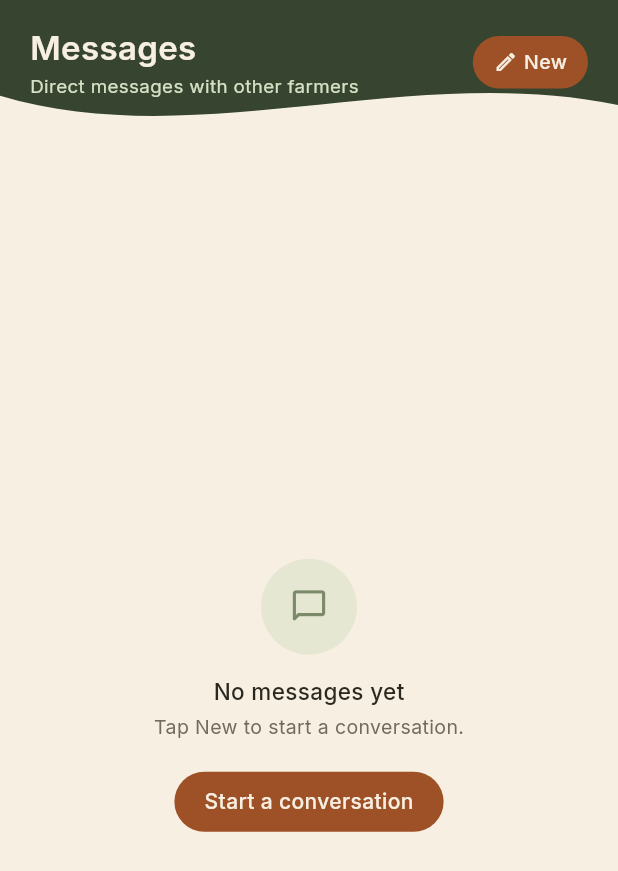
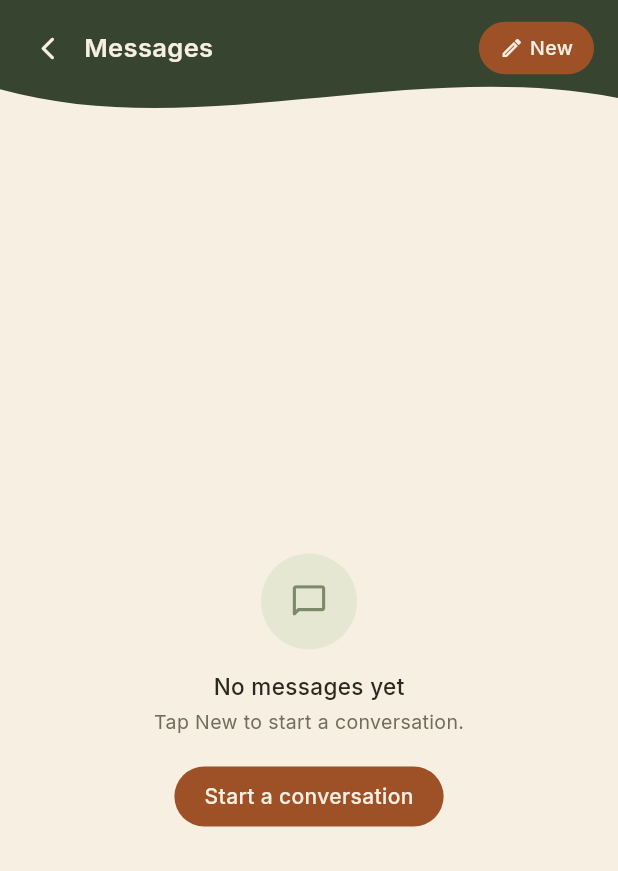
Before and after one commit to TTshimo/Agri-Vet, a Flutter app: the MessagingScreen screen opened directly, on a phone screen of 412 x 824 dp. Shown: the top 871 px of the screen. Run offline on Flutter 3.47's test engine with Material 3 defaults, Android fonts, the phone set to English and light mode, and no system bars; our stand-ins replace cloud_firestore, firebase_auth, firebase_core, firebase_messaging, flutter_local_notifications, google_fonts and 3 more; missing offline and left inert: tflite_flutter; accounts and stored records are empty.

Commit message:
Consistent headers and form spacing
- Messages gets the standard sub-page header (back arrow, 17px title) like
  Settings and Notifications; it had no back arrow.
- Diagnose tab header matches Community and Learn (title + subtitle,
  top-aligned).
- Register: every field label has the same spacing, so labels sit with
  the field they describe.
- 'Don't have an account? Sign up' and similar links use the app font.
- Screenshot tests wait for assets so the result screen renders.

Co-Authored-By: Claude Opus 5.5 <noreply@anthropic.com>
Claude-Session: https://claude.ai/code/session_01CbGktLij5WZQzq5tJ6sHwB

```diff
--- a/assets/i18n/af.json
+++ b/assets/i18n/af.json
@@ -223,6 +223,7 @@
   "ui.diag.select_animal_type": "Kies soort dier",
   "ui.diag.skip_questions": "Slaan oorblywende vrae oor",
   "ui.diag.spreads_by": "Versprei deur",
+  "ui.diag.subtitle": "Neem 'n foto van 'n siek dier of plant",
   "ui.diag.title": "Diagnoseer",
   "ui.diag.treatment": "Behandeling",
   "ui.diag.upload_prompt": "Neem 'n foto of laai een uit jou galery",
--- a/assets/i18n/en.json
+++ b/assets/i18n/en.json
@@ -1,5 +1,6 @@
 {
   "_comment": "English source for diagnosis-screen text. Edit here only; scripts/translate.py generates the other languages. {placeholders} must stay as-is.",
+  "ui.diag.affects": "Affects",
   "ui.diag.analyse_photo": "Analyse photo",
   "ui.diag.analysing": "Analysing...",
   "ui.diag.analysis_failed": "Analysis failed. Try another photo.",
@@ -9,7 +10,6 @@
   "ui.diag.animal_type.cattle": "Cattle",
   "ui.diag.animal_type.goat": "Goat",
   "ui.diag.animal_type.poultry": "Poultry",
-  "ui.diag.affects": "Affects",
   "ui.diag.back": "Back",
   "ui.diag.behavioural": "Behavioural",
   "ui.diag.camera": "Camera",
@@ -33,6 +33,7 @@
   "ui.diag.select_animal_type": "Select animal type",
   "ui.diag.skip_questions": "Skip remaining questions",
   "ui.diag.spreads_by": "Spreads by",
+  "ui.diag.subtitle": "Photograph a sick animal or plant",
   "ui.diag.title": "Diagnose",
   "ui.diag.treatment": "Treatment",
   "ui.diag.upload_prompt": "Take a photo or upload from your gallery",
--- a/assets/i18n/es.json
+++ b/assets/i18n/es.json
@@ -223,6 +223,7 @@
   "ui.diag.select_animal_type": "Elige el tipo de animal",
   "ui.diag.skip_questions": "Omitir las preguntas restantes",
   "ui.diag.spreads_by": "Se transmite por",
+  "ui.diag.subtitle": "Fotografía un animal o una planta enferma",
   "ui.diag.title": "Diagnosticar",
   "ui.diag.treatment": "Tratamiento",
   "ui.diag.upload_prompt": "Toma una foto o súbela desde tu galería",
--- a/assets/i18n/fr.json
+++ b/assets/i18n/fr.json
@@ -223,6 +223,7 @@
   "ui.diag.select_animal_type": "Choisir le type d'animal",
   "ui.diag.skip_questions": "Passer les questions restantes",
   "ui.diag.spreads_by": "Se propage par",
+  "ui.diag.subtitle": "Photographiez un animal ou une plante malade",
   "ui.diag.title": "Diagnostiquer",
   "ui.diag.treatment": "Traitement",
   "ui.diag.upload_prompt": "Prenez une photo ou choisissez-en une dans la galerie",
--- a/assets/i18n/overrides/af.json
+++ b/assets/i18n/overrides/af.json
@@ -41,6 +41,7 @@
   "ui.diag.select_animal_type": "Kies soort dier",
   "ui.diag.skip_questions": "Slaan oorblywende vrae oor",
   "ui.diag.spreads_by": "Versprei deur",
+  "ui.diag.subtitle": "Neem 'n foto van 'n siek dier of plant",
   "ui.diag.title": "Diagnoseer",
   "ui.diag.treatment": "Behandeling",
   "ui.diag.upload_prompt": "Neem 'n foto of laai een uit jou galery",
--- a/assets/i18n/overrides/es.json
+++ b/assets/i18n/overrides/es.json
@@ -41,6 +41,7 @@
   "ui.diag.select_animal_type": "Elige el tipo de animal",
   "ui.diag.skip_questions": "Omitir las preguntas restantes",
   "ui.diag.spreads_by": "Se transmite por",
+  "ui.diag.subtitle": "Fotografía un animal o una planta enferma",
   "ui.diag.title": "Diagnosticar",
   "ui.diag.treatment": "Tratamiento",
   "ui.diag.upload_prompt": "Toma una foto o súbela desde tu galería",
--- a/assets/i18n/overrides/fr.json
+++ b/assets/i18n/overrides/fr.json
@@ -41,6 +41,7 @@
   "ui.diag.select_animal_type": "Choisir le type d'animal",
   "ui.diag.skip_questions": "Passer les questions restantes",
   "ui.diag.spreads_by": "Se propage par",
+  "ui.diag.subtitle": "Photographiez un animal ou une plante malade",
   "ui.diag.title": "Diagnostiquer",
   "ui.diag.treatment": "Traitement",
   "ui.diag.upload_prompt": "Prenez une photo ou choisissez-en une dans la galerie",
--- a/assets/i18n/overrides/pt.json
+++ b/assets/i18n/overrides/pt.json
@@ -219,6 +219,7 @@
   "ui.diag.select_animal_type": "Selecione o tipo de animal",
   "ui.diag.skip_questions": "Saltar as restantes perguntas",
   "ui.diag.spreads_by": "Propaga-se por",
+  "ui.diag.subtitle": "Fotografe um animal ou uma planta doente",
   "ui.diag.title": "Diagnosticar",
   "ui.diag.treatment": "Tratamento",
   "ui.diag.upload_prompt": "Tire uma fotografia ou carregue uma da galeria",
--- a/assets/i18n/pt.json
+++ b/assets/i18n/pt.json
@@ -223,6 +223,7 @@
   "ui.diag.select_animal_type": "Selecione o tipo de animal",
   "ui.diag.skip_questions": "Saltar as restantes perguntas",
   "ui.diag.spreads_by": "Propaga-se por",
+  "ui.diag.subtitle": "Fotografe um animal ou uma planta doente",
   "ui.diag.title": "Diagnosticar",
   "ui.diag.treatment": "Tratamento",
   "ui.diag.upload_prompt": "Tire uma fotografia ou carregue uma da galeria",
--- a/lib/screens/forgot_password_screen.dart
+++ b/lib/screens/forgot_password_screen.dart
@@ -212,8 +212,8 @@ class _ForgotPasswordScreenState extends State<ForgotPasswordScreen> {
                   Center(
                     child: GestureDetector(
                       onTap: () => Navigator.of(context).pop(),
-                      child: RichText(
-                        text: TextSpan(
+                      child: Text.rich(
+                        TextSpan(
                           style: TextStyle(color: Fg.almondSoft, fontSize: 12.5),
                           children: [
                             const TextSpan(text: 'Remembered the password? '),
--- a/lib/screens/login_screen.dart
+++ b/lib/screens/login_screen.dart
@@ -328,8 +328,8 @@ class _LoginScreenState extends State<LoginScreen> {
                       onTap: () => Navigator.of(context).push(
                         MaterialPageRoute(builder: (_) => const RegisterScreen()),
                       ),
-                      child: RichText(
-                        text: TextSpan(
+                      child: Text.rich(
+                        TextSpan(
                           style: TextStyle(color: Fg.almondSoft, fontSize: 12.5),
                           children: [
                             const TextSpan(text: "Don't have an account? "),
--- a/lib/screens/messaging_screen.dart
+++ b/lib/screens/messaging_screen.dart
@@ -74,35 +74,32 @@ class _MessagingScreenState extends State<MessagingScreen> {
               clipper: _HeaderWaveClipper(),
               child: Container(
                 color: Bg.matchaDark,
+                // Same header as the other pages opened from Profile
+                // (Settings, Notifications, Pals): back arrow + 17px title.
                 padding: EdgeInsets.fromLTRB(
-                  20,
-                  MediaQuery.of(context).padding.top + 16,
-                  20,
-                  36,
+                  8,
+                  MediaQuery.of(context).padding.top + 8,
+                  16,
+                  40,
                 ),
                 child: Row(
                   children: [
+                    if (Navigator.of(context).canPop())
+                      IconButton(
+                        icon: Icon(Icons.arrow_back_ios_new_rounded,
+                            color: Fg.almond, size: 18),
+                        onPressed: () => Navigator.pop(context),
+                      )
+                    else
+                      const SizedBox(width: 12),
                     Expanded(
-                      child: Column(
-                        crossAxisAlignment: CrossAxisAlignment.start,
-                        children: [
-                          Text(
-                            'Messages',
-                            style: TextStyle(
-                              fontSize: 22,
-                              fontWeight: FontWeight.w600,
-                              color: Fg.almond,
-                            ),
-                          ),
-                          const SizedBox(height: 2),
-                          Text(
-                            'Direct messages with other farmers',
-                            style: TextStyle(
-                              fontSize: 12.5,
-                              color: Fg.matchaLight,
-                            ),
-                          ),
-                        ],
+                      child: Text(
+                        'Messages',
+                        style: TextStyle(
+                          fontSize: 17,
+                          fontWeight: FontWeight.w600,
+                          color: Fg.almond,
+                        ),
                       ),
                     ),
                     GestureDetector(
--- a/test_screenshots/screens_test.dart
+++ b/test_screenshots/screens_test.dart
@@ -1,3 +1,4 @@
+// ignore_for_file: invalid_use_of_visible_for_testing_member
 // Renders the main screens as PNGs so layout and colours can be reviewed
 // without a phone. Not part of `flutter test` (it lives outside test/);
 // the Screenshots workflow runs it and publishes the images to the
@@ -115,6 +116,9 @@ void main() {
           return l;
         });
 
+        // Pump inside runAsync so real asset loading (knowledge base,
+        // language files) completes before the picture is taken.
+        await tester.runAsync(() async {
           await tester.pumpWidget(
             MultiProvider(
               providers: [
@@ -131,6 +135,8 @@ void main() {
               ),
             ),
           );
+          await Future<void>.delayed(const Duration(milliseconds: 800));
+        });
         for (var i = 0; i < 5; i++) {
           await tester.runAsync(() => Future<void>.delayed(const Duration(milliseconds: 100)));
           await tester.pump(const Duration(milliseconds: 200));
```
Also changed, not shown: lib/screens/diagnosis_screen.dart (+40 -3 lines), lib/screens/register_screen.dart (+12 -9 lines). Lines whose indentation alone changed are shown as unchanged.
